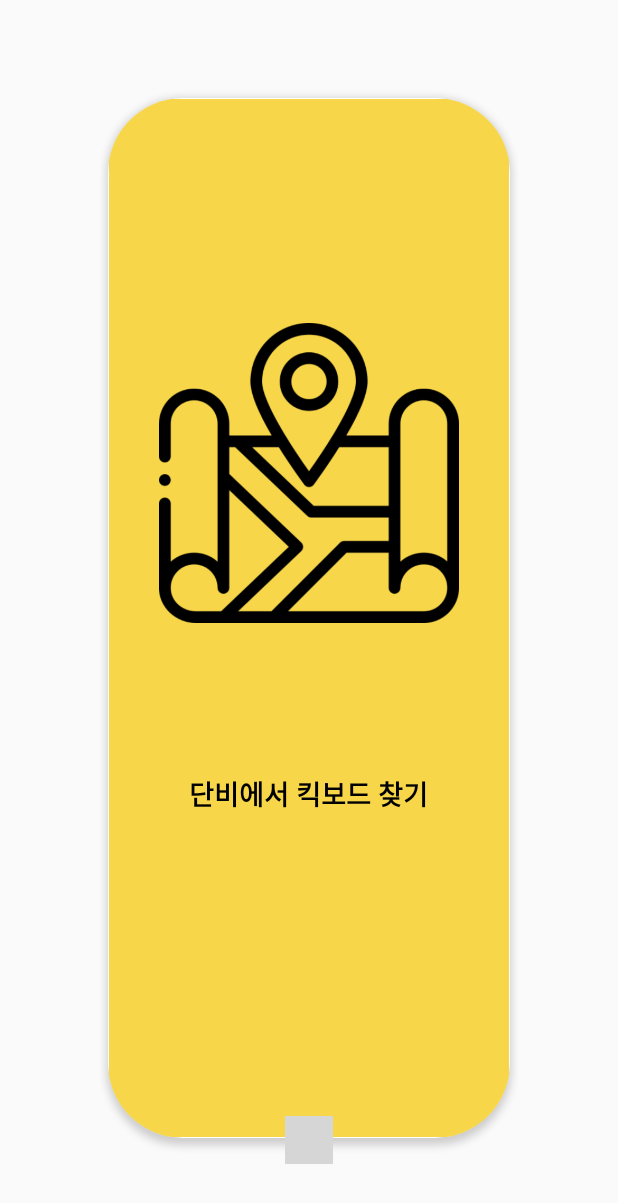
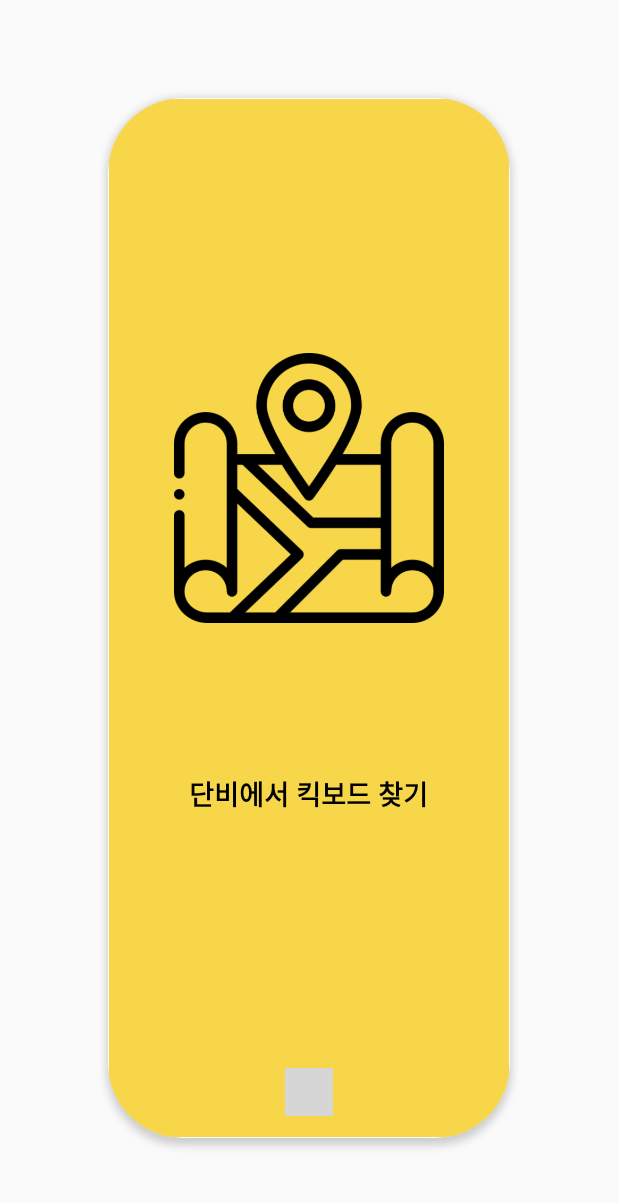
Before and after one commit to SKHU-CSE/DanBee, an Android app: the GuideActivity screen opened directly, with no data from a screen before it, on a phone screen of 412 x 824 dp. Shown: the top 1203 px of the screen. Run offline under Robolectric (Android 15) with nearby library versions, the phone set to English and light mode, and no system bars; libraries missing offline, so code that uses them is left out: com.rd; plain views replace PageIndicatorView; network calls fail; 1 statement that could not run was skipped; grey boxes are pictures that could not be loaded.

Commit message:
viewpager 수정

```diff
--- a/app/src/main/java/danbee/com/fragment/NoticeFragment.java
+++ b/app/src/main/java/danbee/com/fragment/NoticeFragment.java
@@ -219,10 +219,6 @@ public class NoticeFragment extends Fragment {
             }
             progressBar.setVisibility(View.GONE);
             adapter.notifyDataSetChanged();
-        }else if(noticeResult.result == 404){
-            /*에러
-
-             */
         }
     }
 
--- a/app/src/main/res/layout/activity_guide.xml
+++ b/app/src/main/res/layout/activity_guide.xml
@@ -23,8 +23,11 @@
         android:layout_height="wrap_content"
         android:layout_alignParentBottom="true"
         android:layout_centerHorizontal="true"
-        android:layout_marginBottom="48dp"
+        android:layout_marginBottom="80dp"
+        app:piv_selectedColor="@color/danbeeBomButton2"
+        app:piv_unselectedColor="#f1f2f6"
         app:piv_animationType="swap"
+        app:piv_interactiveAnimation="true"
         />
 
 </RelativeLayout>
--- a/app/src/main/res/layout/fragment_guide1.xml
+++ b/app/src/main/res/layout/fragment_guide1.xml
@@ -18,10 +18,10 @@
 
         <ImageView
             android:id="@+id/guide1_iv_map"
-            android:layout_width="200dp"
-            android:layout_height="200dp"
+            android:layout_width="180dp"
+            android:layout_height="180dp"
             android:layout_centerHorizontal="true"
-            android:layout_marginTop="150dp"
+            android:layout_marginTop="170dp"
             android:src="@drawable/map"
             />
 
--- a/app/src/main/res/layout/fragment_guide2.xml
+++ b/app/src/main/res/layout/fragment_guide2.xml
@@ -1,7 +1,9 @@
 <?xml version="1.0" encoding="utf-8"?>
 <RelativeLayout xmlns:android="http://schemas.android.com/apk/res/android"
     android:layout_width="match_parent"
-    android:layout_height="match_parent">
+    android:layout_height="match_parent"
+    android:paddingTop="30dp"
+    android:paddingBottom="30dp">
 
     <android.support.v7.widget.CardView
         style="@style/GuideCardView"
--- a/app/src/main/res/layout/fragment_guide3.xml
+++ b/app/src/main/res/layout/fragment_guide3.xml
@@ -2,6 +2,8 @@
 <RelativeLayout xmlns:android="http://schemas.android.com/apk/res/android"
     android:layout_width="match_parent"
     android:layout_height="match_parent"
+    android:paddingTop="30dp"
+    android:paddingBottom="30dp"
     >
 
     <android.support.v7.widget.CardView
@@ -20,7 +22,7 @@
             android:layout_height="200dp"
             android:layout_centerHorizontal="true"
             android:layout_marginTop="150dp"
-            android:src="@drawable/map"
+            android:src="@drawable/qrphone"
             />
 
         <TextView
@@ -30,7 +32,7 @@
             android:layout_centerHorizontal="true"
             android:layout_marginTop="100dp"
             android:layout_below="@+id/guide1_iv_map"
-            android:text="단비에서 킥보드 찾기"
+            android:text="QR코드 찍고 단비시작하기"
             android:textSize="18sp"
             android:textColor="#000000"
             android:textStyle="bold"
--- a/app/src/main/res/layout/fragment_guide4.xml
+++ b/app/src/main/res/layout/fragment_guide4.xml
@@ -2,6 +2,8 @@
 <RelativeLayout xmlns:android="http://schemas.android.com/apk/res/android"
     android:layout_width="match_parent"
     android:layout_height="match_parent"
+    android:paddingTop="30dp"
+    android:paddingBottom="30dp"
     >
 
     <android.support.v7.widget.CardView
@@ -20,7 +22,7 @@
             android:layout_height="200dp"
             android:layout_centerHorizontal="true"
             android:layout_marginTop="150dp"
-            android:src="@drawable/map"
+            android:src="@drawable/helmet"
             />
 
         <TextView
@@ -30,7 +32,7 @@
             android:layout_centerHorizontal="true"
             android:layout_marginTop="100dp"
             android:layout_below="@+id/guide1_iv_map"
-            android:text="단비에서 킥보드 찾기"
+            android:text="안전하게 단비 즐기기"
             android:textSize="18sp"
             android:textColor="#000000"
             android:textStyle="bold"
--- a/app/src/main/res/layout/fragment_guide5.xml
+++ b/app/src/main/res/layout/fragment_guide5.xml
@@ -2,6 +2,8 @@
 <RelativeLayout xmlns:android="http://schemas.android.com/apk/res/android"
     android:layout_width="match_parent"
     android:layout_height="match_parent"
+    android:paddingTop="30dp"
+    android:paddingBottom="30dp"
     >
 
     <android.support.v7.widget.CardView
@@ -20,7 +22,7 @@
             android:layout_height="200dp"
             android:layout_centerHorizontal="true"
             android:layout_marginTop="150dp"
-            android:src="@drawable/map"
+            android:src="@drawable/kickpark"
             />
 
         <TextView
@@ -30,7 +32,7 @@
             android:layout_centerHorizontal="true"
             android:layout_marginTop="100dp"
             android:layout_below="@+id/guide1_iv_map"
-            android:text="단비에서 킥보드 찾기"
+            android:text="주차 후 반납버튼 누르기"
             android:textSize="18sp"
             android:textColor="#000000"
             android:textStyle="bold"
```
Also changed, not shown: app/src/main/res/drawable/helmet.png (added), app/src/main/res/drawable/kickpark.png (added), app/src/main/res/drawable/qrphone.png (added).
